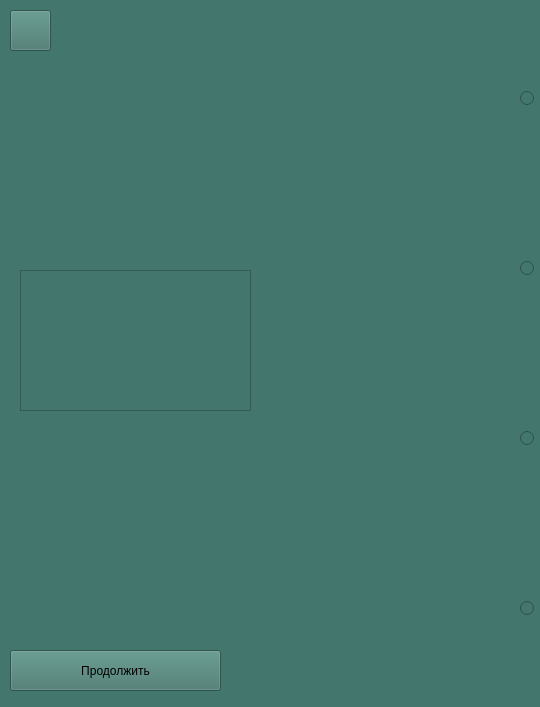
Before: the Qt Designer form ui/picture_comparison.ui in EgorikBro/school_trainer, drawn with Qt 5.
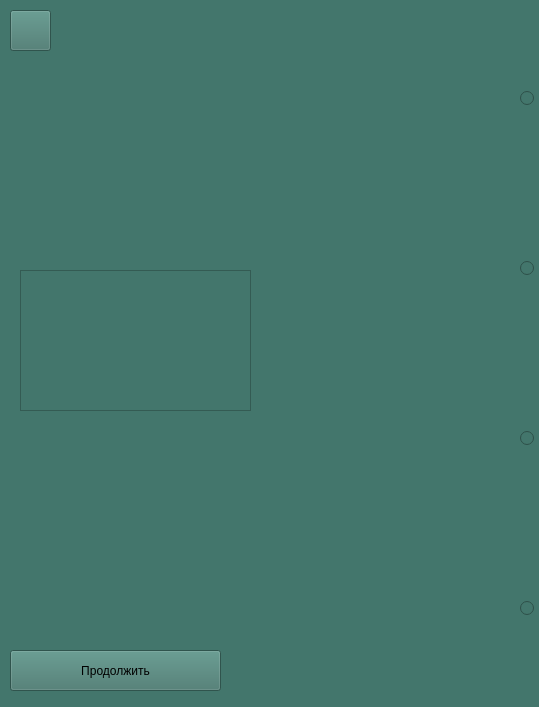
After: the same form once the commit is applied. Icons and pictures are not drawn.

The edit to the form file:
```diff
--- a/ui/picture_comparison.ui
+++ b/ui/picture_comparison.ui
@@ -6,7 +6,7 @@
    <rect>
     <x>0</x>
     <y>0</y>
-    <width>540</width>
+    <width>539</width>
     <height>707</height>
    </rect>
   </property>
```
